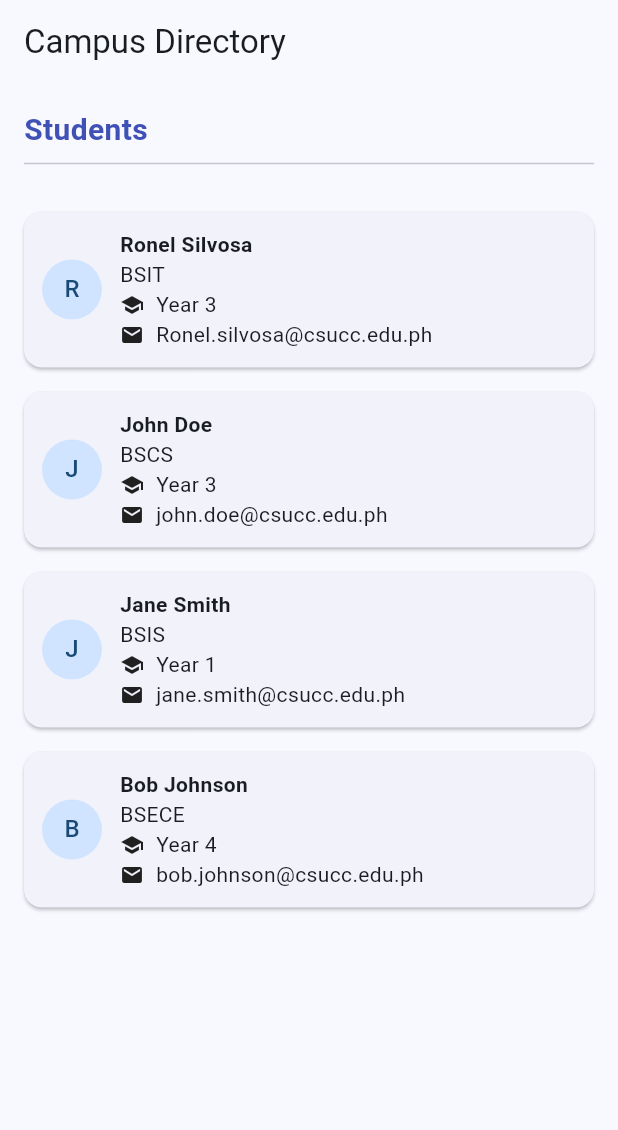
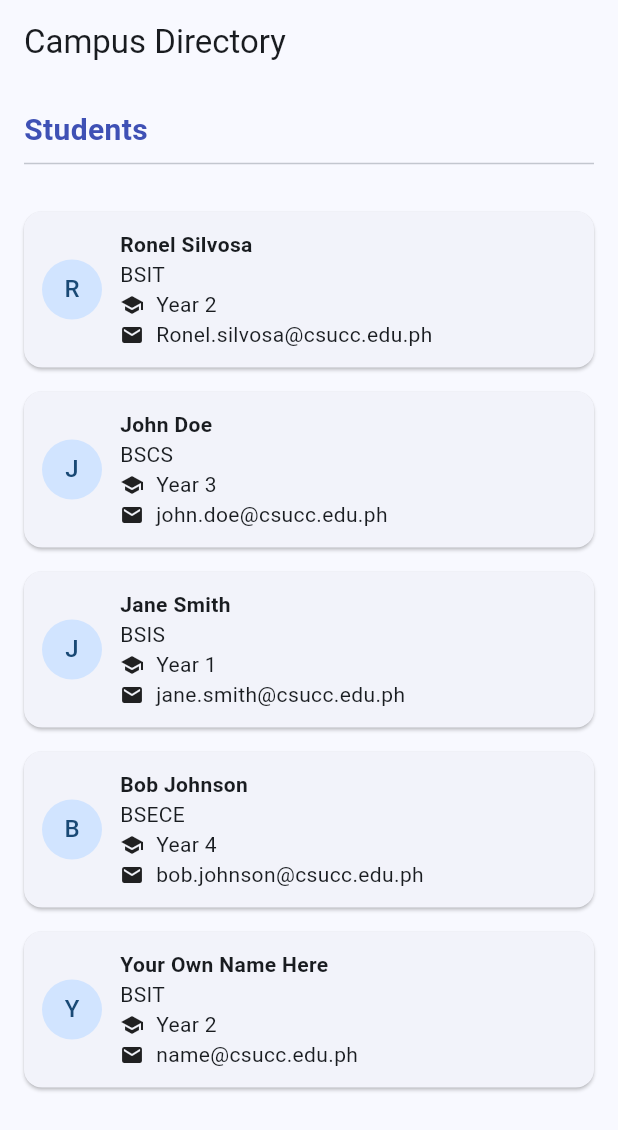
Before and after one commit to ronelwar1/stateless-lab-Silvosa, a Flutter app: the screen it shows after launch, on a phone screen of 412 x 824 dp. Shown: the top 1130 px of the screen. Run offline on Flutter 3.47's test engine with Material 3 defaults, Android fonts, the phone set to English and light mode, and no system bars.

Commit message:
Add Student model, widgets and sample data

```diff
--- a/lib/main.dart
+++ b/lib/main.dart
@@ -17,13 +17,13 @@ class Student {
     required this.email,
   });
 }
-// ---------- Screen ----------
-// TODO: add at least 4 more students (5 or more in total), your own made-up data
+
+
 const List<Student> students = [
   Student(
     name: 'Ronel Silvosa',
     course: 'BSIT',
-    yearLevel: 3,
+    yearLevel: 2,
     email: 'Ronel.silvosa@csucc.edu.ph',
   ),
   Student(
@@ -43,6 +43,12 @@ const List<Student> students = [
     course: 'BSECE',
     yearLevel: 4,
     email: 'bob.johnson@csucc.edu.ph',
+  ),
+    Student(
+    name: 'Your Own Name Here',
+    course: 'BSIT',
+    yearLevel: 2,
+    email: 'name@csucc.edu.ph',
   ),
 ];
 
```
